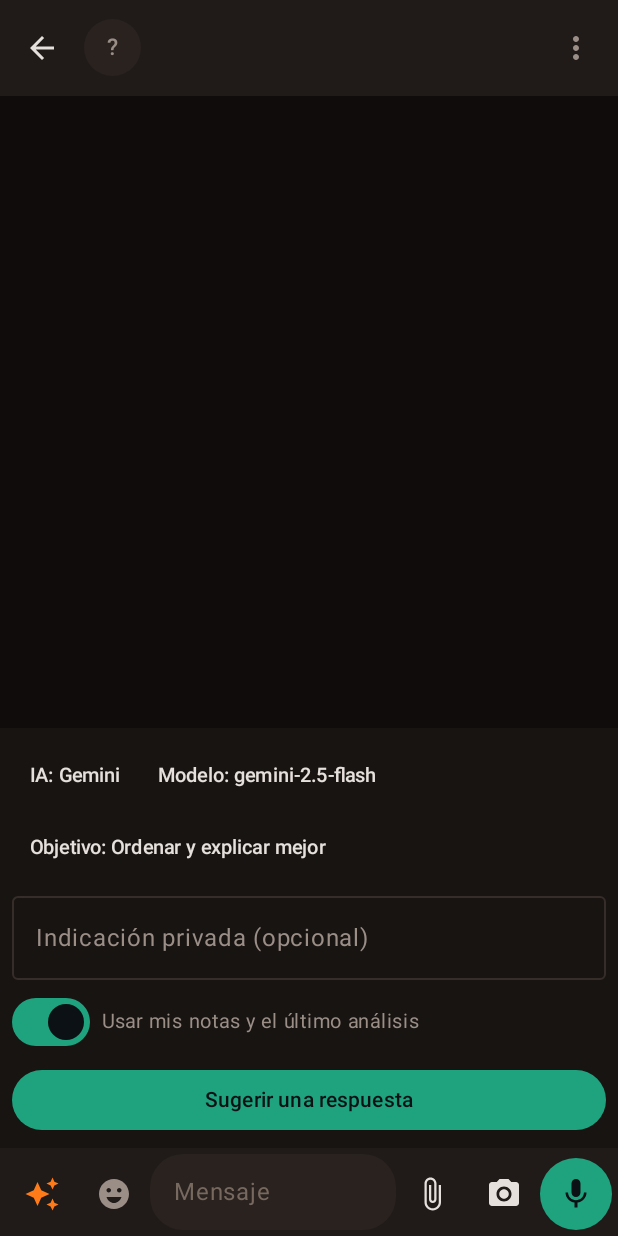
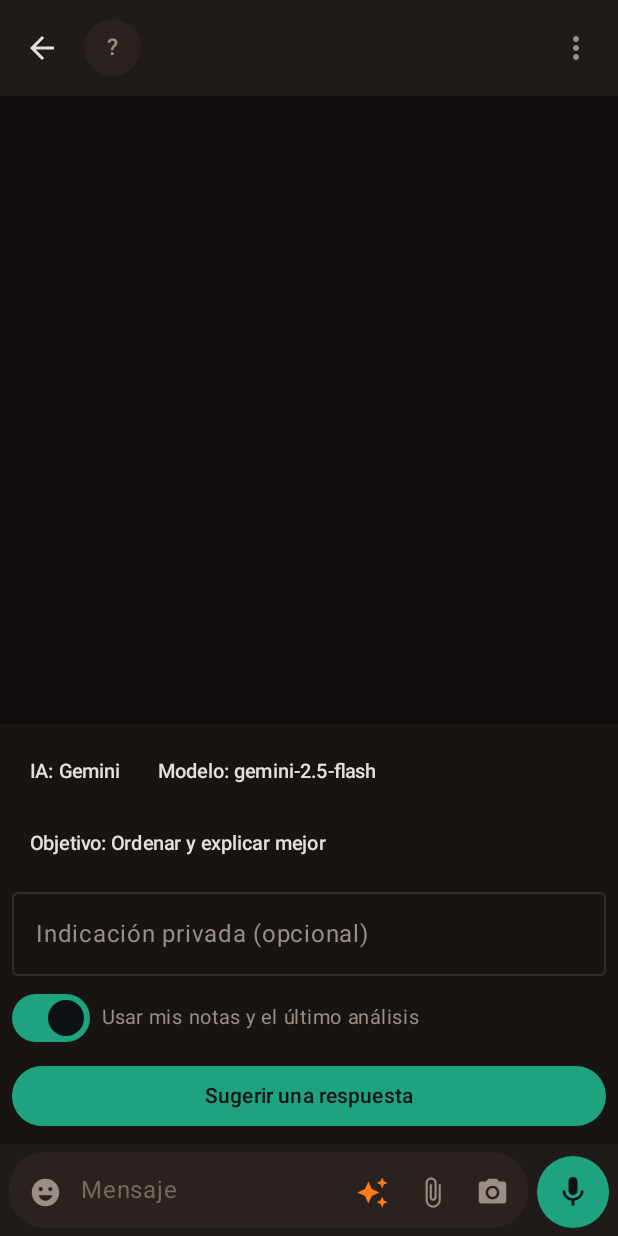
Before and after one commit to elulikk/advanced-whatsapp, an Android app built with Jetpack Compose: the composable ChatScreen called with empty values, after a tap on "Redactor con IA", on a phone screen of 412 x 824 dp. Run offline under Robolectric (Android 15) with nearby library versions, the phone set to English and light mode, and no system bars; libraries missing offline, so code that uses them is left out: kotlin.reflect; pictures from the network do not load; 11 statements that could not run were skipped.

Commit message:
Android 0.5.1: campo de mensaje compacto con más lugar para el texto
Emoji, IA, adjuntar y cámara dentro de la misma píldora; mientras escribís se esconden la IA y la cámara
(la IA sigue en el menú de adjuntar) y el campo muestra hasta 8 líneas.

Co-Authored-By: Claude Opus 5.5 <noreply@anthropic.com>

```diff
--- a/android/app/build.gradle.kts
+++ b/android/app/build.gradle.kts
@@ -12,8 +12,8 @@ android {
         applicationId = "com.advancedwhatsapp.app"
         minSdk = 29          // Android 10: primera versión que graba OGG/Opus (notas de voz de WhatsApp)
         targetSdk = 34
-        versionCode = 7
-        versionName = "0.5.0"
+        versionCode = 8
+        versionName = "0.5.1"
         externalNativeBuild {
             cmake {
                 cppFlags += "-std=c++17"
--- a/android/app/src/main/java/com/advancedwhatsapp/app/ui/ChatScreen.kt
+++ b/android/app/src/main/java/com/advancedwhatsapp/app/ui/ChatScreen.kt
@@ -976,10 +976,23 @@ private fun Composer(
         return
     }
 
-    Row(Modifier.fillMaxWidth().background(C.surface).padding(4.dp), verticalAlignment = Alignment.Bottom) {
-        IconButton(onClick = onToggleAi) { Icon(Icons.Default.AutoAwesome, "Redactor con IA", tint = C.ember) }
-        IconButton(onClick = onToggleEmoji) {
-            Icon(if (emojiOpen) Icons.Default.Keyboard else Icons.Default.EmojiEmotions, if (emojiOpen) "Teclado" else "Emojis y stickers", tint = C.text2)
+    // Todo dentro de una sola "píldora" (como WhatsApp): emoji a la izquierda; IA, adjuntar y cámara a la derecha.
+    // Mientras escribís se esconden la IA y la cámara para que el texto tenga casi todo el ancho.
+    val typing = draft.text.isNotBlank()
+    val small = Modifier.size(40.dp)
+    Row(
+        Modifier.fillMaxWidth().background(C.surface).padding(horizontal = 6.dp, vertical = 5.dp),
+        verticalAlignment = Alignment.Bottom,
+    ) {
+        Row(
+            Modifier.weight(1f).heightIn(min = 48.dp).background(C.raised, RoundedCornerShape(24.dp)).padding(horizontal = 4.dp, vertical = 4.dp),
+            verticalAlignment = Alignment.Bottom,
+        ) {
+            IconButton(onClick = onToggleEmoji, modifier = small) {
+                Icon(
+                    if (emojiOpen) Icons.Default.Keyboard else Icons.Default.EmojiEmotions,
+                    if (emojiOpen) "Teclado" else "Emojis y stickers", tint = C.text2, modifier = Modifier.size(22.dp),
+                )
             }
             // Tocar el campo con el panel abierto lo cierra y vuelve el teclado
             val fieldSource = remember { MutableInteractionSource() }
@@ -989,11 +1002,10 @@ private fun Composer(
             BasicTextField(
                 state = fieldState,
                 interactionSource = fieldSource,
-            lineLimits = TextFieldLineLimits.MultiLine(maxHeightInLines = 6),
-            textStyle = LocalTextStyle.current.copy(color = C.text, fontSize = 16.sp),
+                lineLimits = TextFieldLineLimits.MultiLine(maxHeightInLines = 8),
+                textStyle = LocalTextStyle.current.copy(color = C.text, fontSize = 16.sp, lineHeight = 21.sp),
                 cursorBrush = SolidColor(C.accent),
-            modifier = Modifier.weight(1f).heightIn(min = 48.dp, max = 160.dp)
-                .background(C.raised, RoundedCornerShape(22.dp))
+                modifier = Modifier.weight(1f).heightIn(min = 40.dp, max = 220.dp)
                     .contentReceiver { content ->
                         if (!content.hasMediaType(MediaType.Image)) return@contentReceiver content
                         var image: Uri? = null
@@ -1005,15 +1017,26 @@ private fun Composer(
                         rest
                     },
                 decorator = { inner ->
-                Box(Modifier.padding(horizontal = 16.dp, vertical = 13.dp), contentAlignment = Alignment.CenterStart) {
+                    Box(Modifier.padding(horizontal = 4.dp, vertical = 9.dp), contentAlignment = Alignment.CenterStart) {
                         if (fieldState.text.isEmpty()) Text("Mensaje", color = C.text3, fontSize = 16.sp)
                         inner()
                     }
                 },
             )
+            if (!typing) {
+                IconButton(onClick = onToggleAi, modifier = small) {
+                    Icon(Icons.Default.AutoAwesome, "Redactor con IA", tint = C.ember, modifier = Modifier.size(22.dp))
+                }
+            }
             Box {
-            IconButton(onClick = { attachMenu = true }) { Icon(Icons.Default.AttachFile, "Adjuntar") }
+                IconButton(onClick = { attachMenu = true }, modifier = small) {
+                    Icon(Icons.Default.AttachFile, "Adjuntar y más", tint = C.text2, modifier = Modifier.size(22.dp))
+                }
                 DropdownMenu(expanded = attachMenu, onDismissRequest = { attachMenu = false }) {
+                    if (typing) DropdownMenuItem(text = { Text("Redactor con IA") }, onClick = {
+                        attachMenu = false
+                        onToggleAi()
+                    })
                     DropdownMenuItem(text = { Text("Sacar una foto") }, onClick = {
                         attachMenu = false
                         onCamera()
@@ -1036,8 +1059,14 @@ private fun Composer(
                     })
                 }
             }
-        if (draft.text.isBlank()) {
-            IconButton(onClick = onCamera) { Icon(Icons.Default.PhotoCamera, "Sacar una foto") }
+            if (!typing) {
+                IconButton(onClick = onCamera, modifier = small) {
+                    Icon(Icons.Default.PhotoCamera, "Sacar una foto", tint = C.text2, modifier = Modifier.size(22.dp))
+                }
+            }
+        }
+        Box(Modifier.padding(start = 6.dp)) {
+            if (!typing) {
                 // Toque: nota de voz. Mantener apretado: dictar a texto.
                 Box(
                     Modifier.size(48.dp).clip(CircleShape).background(C.accent).combinedClickable(
@@ -1050,9 +1079,10 @@ private fun Composer(
                     contentAlignment = Alignment.Center,
                 ) { Icon(Icons.Default.Mic, "Grabar nota de voz (mantené apretado para dictar)", tint = C.onAccent) }
             } else {
-            IconButton(onClick = onSend, modifier = Modifier.background(C.accent, CircleShape)) {
+                IconButton(onClick = onSend, modifier = Modifier.size(48.dp).background(C.accent, CircleShape)) {
                     if (scheduled) Icon(Icons.Default.Schedule, "Programar", tint = C.onAccent)
                     else Icon(Icons.AutoMirrored.Filled.Send, "Enviar", tint = C.onAccent)
+                }
             }
         }
     }
```
Also changed, not shown: 1 other file. Lines whose indentation alone changed are shown as unchanged.
